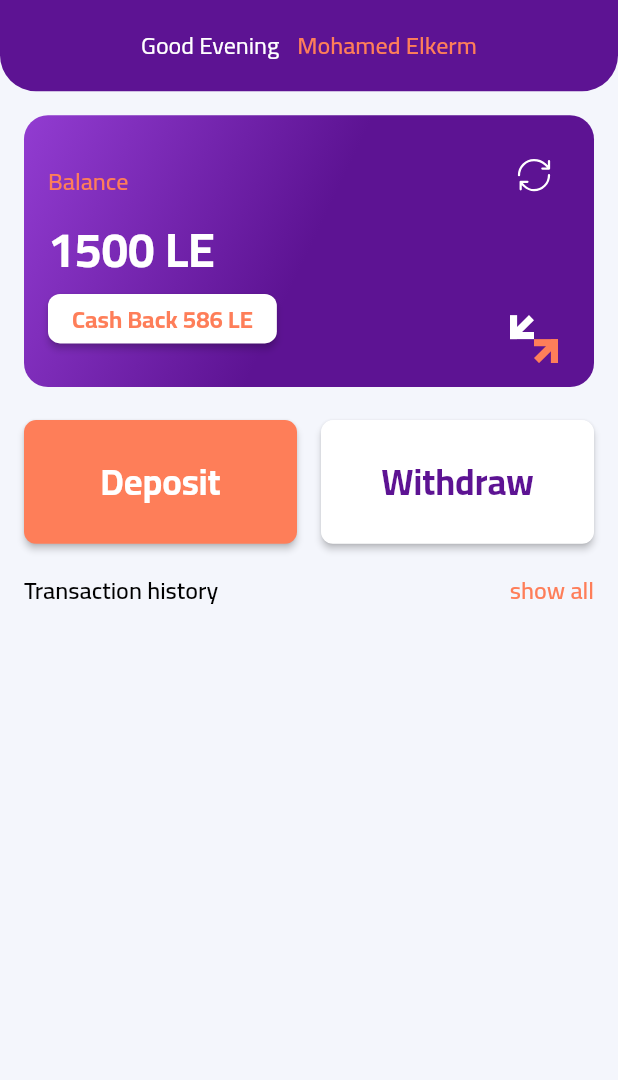
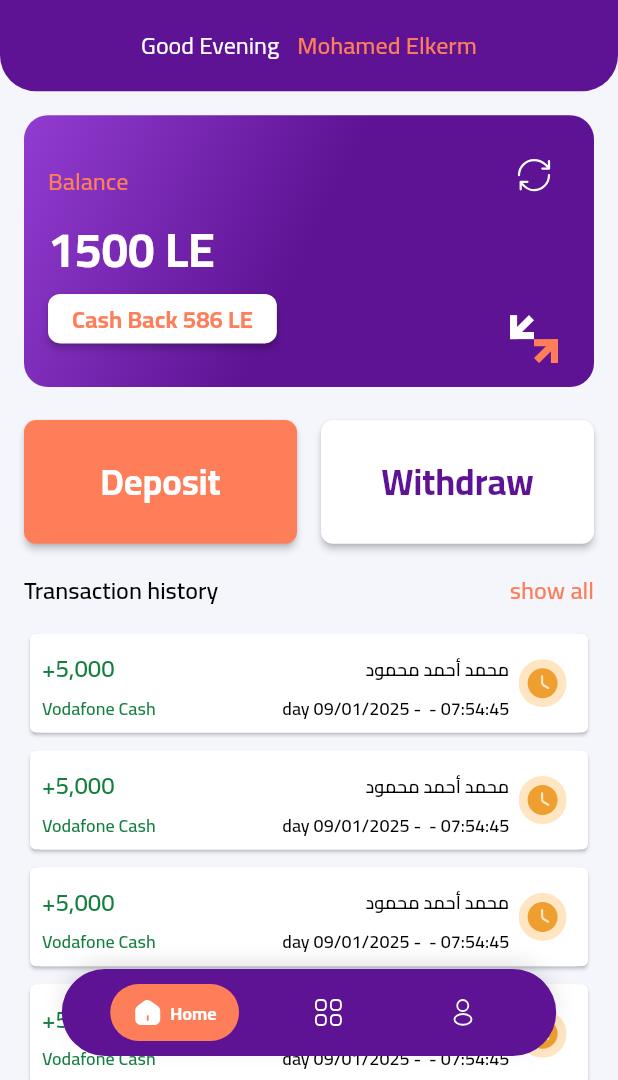
Before and after one commit to MohamedElkerm/Cash_Toggar_App, a Flutter app: the HomeScreen screen opened by its route, on a phone screen of 412 x 824 dp, the part 156-1236 px from its top. Run offline on Flutter 3.47's test engine with Material 3 defaults, Android fonts, the phone set to English and light mode, and no system bars; drawn by our look-alikes of auto_size_text; our stand-ins replace bloc, firebase_core, flutter_bloc, flutter_svg, fluttertoast, go_router and 1 more; accounts and stored records are empty.

Commit message:
finish home screen UI

```diff
--- a/lib/helper/global_widgets/custom_bottom_nav_bar/my_custom_bottom_nav_bar.dart
+++ b/lib/helper/global_widgets/custom_bottom_nav_bar/my_custom_bottom_nav_bar.dart
@@ -1,114 +1,116 @@
-// import 'package:flutter/material.dart';
-// import 'package:flutter_svg/svg.dart';
-//
-// import '../../../resources/colors_manager.dart';
-// import '../../../resources/fonts_style.dart';
-// import '../../../resources/icons_manager.dart';
-// import '../MyResponsiveText.dart';
-//
-// class CustomBottomNavBar extends StatelessWidget {
-//   final int currentIndex;
-//   final ValueChanged<int> onTap;
-//
-//   const CustomBottomNavBar({
-//     Key? key,
-//     required this.currentIndex,
-//     required this.onTap,
-//   }) : super(key: key);
-//
-//   @override
-//   Widget build(BuildContext context) {
-//     return Container(
-//       decoration: BoxDecoration(
-//         color: Colors.white,
-//         borderRadius: const BorderRadius.only(
-//           topLeft: Radius.circular(20),
-//           topRight: Radius.circular(20),
-//           bottomRight: Radius.circular(20),
-//           bottomLeft: Radius.circular(20),
-//         ),
-//         boxShadow: [
-//           BoxShadow(
-//             color: Colors.black.withOpacity(0.1),
-//             blurRadius: 10,
-//             offset: const Offset(0, -5),
-//           ),
-//         ],
-//       ),
-//       padding: const EdgeInsets.symmetric(vertical: 10, horizontal: 15),
-//       child: Row(
-//         mainAxisAlignment: MainAxisAlignment.spaceAround,
-//         children: [
-//           _buildNavItem(
-//               selectedIcon: AppIcons.homeBoldIcon,
-//               unselectedIcon: AppIcons.homeLinearIcon,
-//               label: "الرئيسية",
-//               isSelected: currentIndex == 0,
-//               onTap: () => onTap(0),
-//               context: context),
-//           _buildNavItem(
-//               selectedIcon: AppIcons.servicesBoldIcon,
-//               unselectedIcon: AppIcons.servicesLinearIcon,
-//               label: "الخدمات",
-//               isSelected: currentIndex == 1,
-//               onTap: () => onTap(1),
-//               context: context),
-//           _buildNavItem(
-//               selectedIcon: AppIcons.profileBoldIcon,
-//               unselectedIcon: AppIcons.profileLinearIcon,
-//               label: "حسابي",
-//               isSelected: currentIndex == 2,
-//               onTap: () => onTap(2),
-//               context: context),
-//         ],
-//       ),
-//     );
-//   }
-//
-//   Widget _buildNavItem({
-//     required String selectedIcon,
-//     required String unselectedIcon,
-//     required String label,
-//     required bool isSelected,
-//     required VoidCallback onTap,
-//     required BuildContext context,
-//   }) {
-//     return GestureDetector(
-//       onTap: onTap,
-//       child: Container(
-//         decoration: BoxDecoration(
-//           color: isSelected ? AppColors.primary_700_main : Colors.transparent,
-//           borderRadius: BorderRadius.circular(
-//             23,
-//           ),
-//         ),
-//         child: Padding(
-//           padding: const EdgeInsets.symmetric(horizontal: 15, vertical: 4),
-//           child: Row(
-//             mainAxisSize: MainAxisSize.min,
-//             children: [
-//               SizedBox(
-//                 height: 30,
-//                 width: 20,
-//                 child: SvgPicture.asset(
-//                   isSelected ? selectedIcon : unselectedIcon,
-//                   color: isSelected ? Colors.white : AppColors.primary_700_main,
-//                 ),
-//               ),
-//               const SizedBox(width: 5),
-//               MyResponsiveText(
-//                 text: label,
-//                 style: getBold(
-//                   fontColor: isSelected
-//                       ? AppColors.myWhite
-//                       : AppColors.primary_700_main,
-//                   fontSize: 12,
-//                 ),
-//               ),
-//             ],
-//           ),
-//         ),
-//       ),
-//     );
-//   }
-// }
+import 'package:cash_toggar_app/generated/assets.dart';
+import 'package:cash_toggar_app/resources/media_query_values.dart';
+import 'package:flutter/material.dart';
+import 'package:flutter_svg/svg.dart';
+
+import '../../../generated/l10n.dart';
+import '../../../resources/colors_manager.dart';
+import '../../../resources/fonts_style.dart';
+import '../../../resources/icons_manager.dart';
+import '../MyResponsiveText.dart';
+
+class CustomBottomNavBar extends StatelessWidget {
+  final int currentIndex;
+  final ValueChanged<int> onTap;
+
+  const CustomBottomNavBar({
+    Key? key,
+    required this.currentIndex,
+    required this.onTap,
+  }) : super(key: key);
+
+  @override
+  Widget build(BuildContext context) {
+    return Container(
+      width: MediaQueryValues(context).width * 0.8,
+      decoration: BoxDecoration(
+        color: AppColors.primaryColor,
+        borderRadius: BorderRadius.circular(
+          50,
+        ),
+        boxShadow: [
+          BoxShadow(
+            color: Colors.black.withOpacity(0.1),
+            blurRadius: 10,
+            offset: const Offset(0, -5),
+          ),
+        ],
+      ),
+      padding: const EdgeInsets.symmetric(vertical: 10, horizontal: 15),
+      child: Row(
+        mainAxisAlignment: MainAxisAlignment.spaceAround,
+        children: [
+          _buildNavItem(
+              selectedIcon: Assets.iconsHomeBoldIconSvg,
+              unselectedIcon: Assets.iconsHomeLinearIconSvg,
+              label: S.of(context).home,
+              isSelected: currentIndex == 0,
+              onTap: () => onTap(0),
+              context: context),
+          _buildNavItem(
+              selectedIcon: Assets.iconsTransactionsBoldIconSvg,
+              unselectedIcon: Assets.iconsTransactionsLinearIconSvg,
+              label: S.of(context).transactions,
+              isSelected: currentIndex == 1,
+              onTap: () => onTap(1),
+              context: context),
+          _buildNavItem(
+              selectedIcon: Assets.iconsProfileBoldIconSvg,
+              unselectedIcon: Assets.iconsProfileLinearIconSvg,
+              label: S.of(context).profile,
+              isSelected: currentIndex == 2,
+              onTap: () => onTap(2),
+              context: context),
+        ],
+      ),
+    );
+  }
+
+  Widget _buildNavItem({
+    required String selectedIcon,
+    required String unselectedIcon,
+    required String label,
+    required bool isSelected,
+    required VoidCallback onTap,
+    required BuildContext context,
+  }) {
+    return GestureDetector(
+      onTap: onTap,
+      child: Container(
+        decoration: BoxDecoration(
+          color: isSelected ? AppColors.secondaryColor : Colors.transparent,
+          borderRadius: BorderRadius.circular(
+            23,
+          ),
+        ),
+        child: Padding(
+          padding: const EdgeInsets.symmetric(horizontal: 15, vertical: 4),
+          child: Row(
+            mainAxisSize: MainAxisSize.min,
+            children: [
+              SizedBox(
+                height: 30,
+                width: 20,
+                child: SvgPicture.asset(
+                  isSelected ? selectedIcon : unselectedIcon,
+                  color: isSelected ? Colors.white : AppColors.myWhite,
+                ),
+              ),
+              const SizedBox(width: 5),
+              isSelected
+                  ? MyResponsiveText(
+                      text: label,
+                      style: getBold(
+                        fontColor:
+                            isSelected ? AppColors.myWhite : AppColors.myWhite,
+                        fontSize: 12,
+                      ),
+                    )
+                  : SizedBox(),
+            ],
+          ),
+        ),
+      ),
+    );
+  }
+}
--- a/lib/helper/routing/app_routes.dart
+++ b/lib/helper/routing/app_routes.dart
@@ -8,6 +8,8 @@ class AppRoutes {
   static const String otpScreen = "/otp";
 
   static const String homeScreen = "/home";
+  static const String transactionScreen = "/transaction";
+  static const String profileScreen = "/profile";
 
 
 }
@@ -22,5 +24,7 @@ class AppRoutesNamed {
   static const String resetPasswordScreen = "resetPassword";
   static const String otpScreen = "otp";
   static const String homeScreen = "home";
+  static const String transactionScreen = "transaction";
+  static const String profileScreen = "profile";
 
 }
--- a/lib/helper/routing/router.dart
+++ b/lib/helper/routing/router.dart
@@ -2,9 +2,12 @@ import 'package:cash_toggar_app/helper/routing/router_observer.dart';
 import 'package:cash_toggar_app/modules/authentication/signin/view/signin_screen.dart';
 import 'package:cash_toggar_app/modules/authentication/signup/view/sign_up_screen.dart';
 import 'package:cash_toggar_app/modules/bottom_nav_modules/home/view/home_screen.dart';
+import 'package:cash_toggar_app/modules/bottom_nav_modules/profile/view/profile_screen.dart';
+import 'package:cash_toggar_app/modules/bottom_nav_modules/transactions/view/transaction_screen.dart';
 import 'package:flutter/material.dart';
 import 'package:go_router/go_router.dart';
 
+import '../../modules/bottom_nav_bar/view/bottom_nav_bar.dart';
 import 'app_routes.dart';
 
 final _rootNavigatorKey = GlobalKey<NavigatorState>(debugLabel: 'root');
@@ -30,87 +33,106 @@ final GoRouter router = GoRouter(
         return const SignUpScreen();
       },
     ),
+    // GoRoute(
+    //   name: AppRoutesNamed.homeScreen,
+    //   path: AppRoutes.homeScreen,
+    //   builder: (context, state) {
+    //     return const HomeScreen();
+    //   },
+    // ),
+    StatefulShellRoute.indexedStack(
+      builder: (context, state, navigationShell) => BottomNavBarScreen(
+        navigationShell: navigationShell,
+      ),
+      branches: [
+        StatefulShellBranch(
+          routes: [
             GoRoute(
               name: AppRoutesNamed.homeScreen,
               path: AppRoutes.homeScreen,
-      builder: (context, state) {
-        return const HomeScreen();
-      },
+              builder: (context, state) => const HomeScreen(),
             ),
-    // StatefulShellRoute.indexedStack(
-    //   builder: (context, state, navigationShell) => BottomNavBarScreen(
-    //     navigationShell: navigationShell,
-    //   ),
-    //   branches: [
-    //     StatefulShellBranch(
-    //       routes: [
-    //         GoRoute(
-    //           name: AppRoutesNamed.homeScreen,
-    //           path: AppRoutes.homeScreen,
-    //           builder: (context, state) => const HomeScreen(),
-    //         ),
-    //       ],
-    //     ),
-    //     StatefulShellBranch(
-    //       routes: [
-    //         GoRoute(
-    //             name: AppRoutesNamed.servicesScreen,
-    //             path: AppRoutes.servicesScreen,
-    //             builder: (context, state) => ServicesScreen(),
-    //             routes: [
-    //               GoRoute(
-    //                 path: AppRoutes.sendTechIssueScreen,
-    //                 name: AppRoutesNamed.sendTechIssueScreen,
-    //                 builder: (context, state) => SendTechIssueScreen(),
-    //               ),
-    //               GoRoute(
-    //                 path: AppRoutes.sendComplaintsScreen,
-    //                 name: AppRoutesNamed.sendComplaintsScreen,
-    //                 builder: (context, state) => SendComplaintsScreen(),
-    //               ),
-    //               GoRoute(
-    //                 path: AppRoutes.inAndOutScreen,
-    //                 name: AppRoutesNamed.inAndOutScreen,
-    //                 builder: (context, state) => InAndOutScreen(),
-    //               ),
-    //               GoRoute(
-    //                 path: AppRoutes.healthyInsuranceScreen,
-    //                 name: AppRoutesNamed.healthyInsuranceScreen,
-    //                 builder: (context, state) => HealthyInsuranceScreen(),
-    //               ),
-    //               GoRoute(
-    //                 path: AppRoutes.allSurveysScreen,
-    //                 name: AppRoutesNamed.allSurveysScreen,
-    //                 builder: (context, state) => AllSurveysScreen(),
-    //               ),
-    //               GoRoute(
-    //                 path: AppRoutes.qualityScreen,
-    //                 name: AppRoutesNamed.qualityScreen,
-    //                 builder: (context, state) => QualityScreen(),
-    //               ),
-    //               GoRoute(
-    //                 path: AppRoutes.myAllComplaintsAndTechCasesHistoryScreen,
-    //                 name: AppRoutesNamed.myAllComplaintsAndTechCasesHistoryScreen,
-    //                 builder: (context, state) => MyAllComplaintsAndTechCasesHistoryScreen(),
-    //               ),
-    //               GoRoute(
-    //                 path: AppRoutes.sendNotificationMessageScreen,
-    //                 name: AppRoutesNamed.sendNotificationMessageScreen,
-    //                 builder: (context, state) => SendNotificationScreen(),
-    //               ),
-    //             ]),
-    //       ],
-    //     ),
-    //     StatefulShellBranch(
-    //       routes: [
-    //         GoRoute(
-    //           name: AppRoutesNamed.profileScreen,
-    //           path: AppRoutes.profileScreen,
-    //           builder: (context, state) => const ProfileScreen(),
-    //         ),
-    //       ],
+          ],
+        ),
+        StatefulShellBranch(
+          routes: [
+            GoRoute(
+              name: AppRoutesNamed.transactionScreen,
+              path: AppRoutes.transactionScreen,
+              builder: (context, state) => const TransactionScreen(),
+            ),
+          ],
+        ),
+        StatefulShellBranch(
+          routes: [
+            GoRoute(
+              name: AppRoutesNamed.profileScreen,
+              path: AppRoutes.profileScreen,
+              builder: (context, state) => const ProfileScreen(),
+            ),
+          ],
+        ),
+
+        // StatefulShellBranch(
+        //   routes: [
+        //     GoRoute(
+        //         name: AppRoutesNamed.servicesScreen,
+        //         path: AppRoutes.servicesScreen,
+        //         builder: (context, state) => ServicesScreen(),
+        //         routes: [
+        //           GoRoute(
+        //             path: AppRoutes.sendTechIssueScreen,
+        //             name: AppRoutesNamed.sendTechIssueScreen,
+        //             builder: (context, state) => SendTechIssueScreen(),
+        //           ),
+        //           GoRoute(
+        //             path: AppRoutes.sendComplaintsScreen,
+        //             name: AppRoutesNamed.sendComplaintsScreen,
+        //             builder: (context, state) => SendComplaintsScreen(),
+        //           ),
+        //           GoRoute(
+        //             path: AppRoutes.inAndOutScreen,
+        //             name: AppRoutesNamed.inAndOutScreen,
+        //             builder: (context, state) => InAndOutScreen(),
+        //           ),
+        //           GoRoute(
+        //             path: AppRoutes.healthyInsuranceScreen,
+        //             name: AppRoutesNamed.healthyInsuranceScreen,
+        //             builder: (context, state) => HealthyInsuranceScreen(),
+        //           ),
+        //           GoRoute(
+        //             path: AppRoutes.allSurveysScreen,
+        //             name: AppRoutesNamed.allSurveysScreen,
+        //             builder: (context, state) => AllSurveysScreen(),
+        //           ),
+        //           GoRoute(
+        //             path: AppRoutes.qualityScreen,
+        //             name: AppRoutesNamed.qualityScreen,
+        //             builder: (context, state) => QualityScreen(),
+        //           ),
+        //           GoRoute(
+        //             path: AppRoutes.myAllComplaintsAndTechCasesHistoryScreen,
+        //             name: AppRoutesNamed.myAllComplaintsAndTechCasesHistoryScreen,
+        //             builder: (context, state) => MyAllComplaintsAndTechCasesHistoryScreen(),
+        //           ),
+        //           GoRoute(
+        //             path: AppRoutes.sendNotificationMessageScreen,
+        //             name: AppRoutesNamed.sendNotificationMessageScreen,
+        //             builder: (context, state) => SendNotificationScreen(),
+        //           ),
+        //         ]),
+        //   ],
+        // ),
+        // StatefulShellBranch(
+        //   routes: [
+        //     GoRoute(
+        //       name: AppRoutesNamed.profileScreen,
+        //       path: AppRoutes.profileScreen,
+        //       builder: (context, state) => const ProfileScreen(),
         //     ),
         //   ],
         // ),
       ],
+    ),
+  ],
 );
--- /dev/null
+++ b/lib/modules/bottom_nav_bar/view/bottom_nav_bar.dart
@@ -0,0 +1,46 @@
+import 'package:flutter/material.dart';
+import 'package:go_router/go_router.dart';
+
+import '../../../helper/global_widgets/custom_bottom_nav_bar/my_custom_bottom_nav_bar.dart';
+
+class BottomNavBarScreen extends StatelessWidget {
+  const BottomNavBarScreen({super.key , required this.navigationShell});
+
+  final StatefulNavigationShell navigationShell;
+
+  @override
+  Widget build(BuildContext context) {
+    return Scaffold(
+      resizeToAvoidBottomInset: false, // Ensures keyboard avoids content
+
+      body: Stack(
+        children: [
+          navigationShell,
+          Align(
+            alignment: Alignment.bottomCenter,
+            child: Padding(
+              padding: const EdgeInsets.symmetric(
+                vertical: 16,
+                horizontal: 16,
+              ),
+              child: CustomBottomNavBar(
+                currentIndex: navigationShell.currentIndex,
+                onTap: navigationShell.goBranch,
+              ),
+            ),
+          ),
+        ],
+      ),
+
+      // bottomNavigationBar: BottomNavigationBar(
+      //   selectedItemColor: AppColors.primary_700_main,
+      //   unselectedItemColor: AppColors.secondary_400_main,
+      //
+      //   currentIndex: navigationShell.currentIndex,
+      //   items: bottomNavBarCubit.bottomNavBarItems,
+      //   onTap: navigationShell.goBranch,
+      // ),
+    );
+
+  }
+}
--- a/lib/modules/bottom_nav_modules/home/view/home_screen.dart
+++ b/lib/modules/bottom_nav_modules/home/view/home_screen.dart
@@ -12,6 +12,7 @@ import 'package:flutter/material.dart';
 import 'package:flutter_svg/flutter_svg.dart';
 
 import '../../../../generated/l10n.dart';
+import '../../../../helper/global_widgets/transaction_card/transaction_card.dart';
 
 class HomeScreen extends StatelessWidget {
   const HomeScreen({super.key});
@@ -88,8 +89,26 @@ class HomeScreen extends StatelessWidget {
                   SizedBox(
                     height: 8,
                   ),
-
-
+                  ListView.builder(
+                    itemCount: 8,
+                    shrinkWrap: true,
+                    physics: BouncingScrollPhysics(),
+                    padding: EdgeInsets.zero,
+                    itemBuilder: (context, index) {
+                      return Padding(
+                        padding: const EdgeInsets.symmetric(vertical: 2),
+                        child: TransactionCard(
+                          userName: "محمد أحمد محمود",
+                          transactionDate: "09/01/2025 - ",
+                          transactionTime: "07:54:45",
+                          transactionAmount: "5,000",
+                          transactionGateway: "Vodafone Cash",
+                          paymentStatusEnum: AppConstants.pendingTransaction,
+                          isSendingMoneyMakeItGreen: true,
+                        ),
+                      );
+                    },
+                  ),
                 ],
               ),
             ),
```
Also changed, not shown: lib/helper/global_widgets/sliver_widgets/custom_sliver_app_bar.dart (+72 -0 lines), lib/modules/bottom_nav_bar/bottom_nav_bar_screen.dart (deleted, +0 -60 lines), lib/modules/bottom_nav_bar/cubit/bottom_nav_bar_screen_cubit.dart (deleted, +0 -77 lines), lib/modules/bottom_nav_bar/cubit/bottom_nav_bar_screen_state.dart (deleted, +0 -12 lines), lib/modules/bottom_nav_modules/profile/view/profile_screen.dart (added, +10 -0 lines), lib/modules/bottom_nav_modules/transactions/view/transaction_screen.dart (added, +10 -0 lines), lib/generated/intl/messages_ar.dart, lib/generated/intl/messages_en.dart, lib/generated/l10n.dart. Lines whose indentation alone changed are shown as unchanged.
